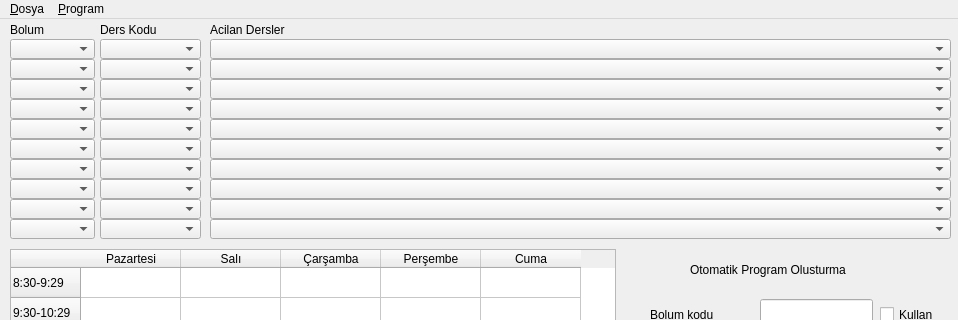
The window that mainwindow.ui (omerfirmak/ITU-Programci-PY) describes before a commit, drawn with Qt 5; both pictures show x 0 to 958 and y 0 to 320 of the 958 by 751 pixel window.
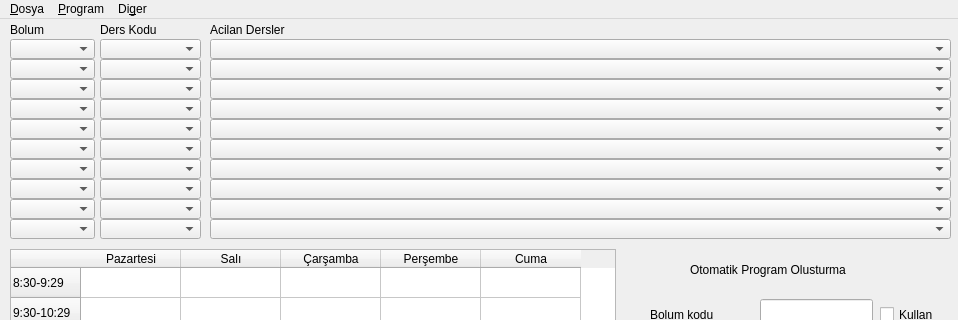
The same window after the commit.

Commit message: - Worker thread that updates database no     longer interacts with gui - Added menu option to generate JS code

```diff
--- a/mainwindow.ui
+++ b/mainwindow.ui
@@ -1069,7 +1069,7 @@
      <x>0</x>
      <y>0</y>
      <width>958</width>
-     <height>29</height>
+     <height>28</height>
     </rect>
    </property>
    <widget class="QMenu" name="menuFile">
@@ -1086,8 +1086,15 @@
     <addaction name="action_Reset"/>
     <addaction name="action_Update_database"/>
    </widget>
+   <widget class="QMenu" name="menuDiger">
+    <property name="title">
+     <string>Di&amp;ger</string>
+    </property>
+    <addaction name="actionJS_kodunu_kopyala"/>
+   </widget>
    <addaction name="menuFile"/>
    <addaction name="menu_Program"/>
+   <addaction name="menuDiger"/>
   </widget>
   <widget class="QStatusBar" name="statusbar">
    <property name="toolTip">
```
Left out of the diff: 5 changed lines with no effect on the pictures. The commit also changes 3 other files.
